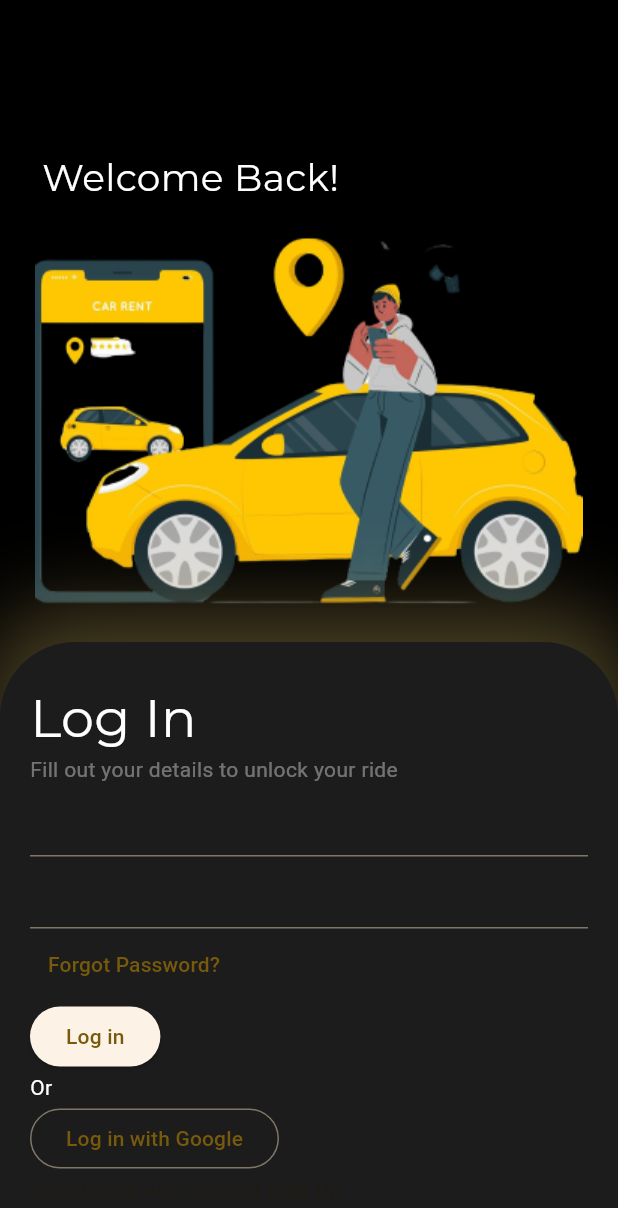
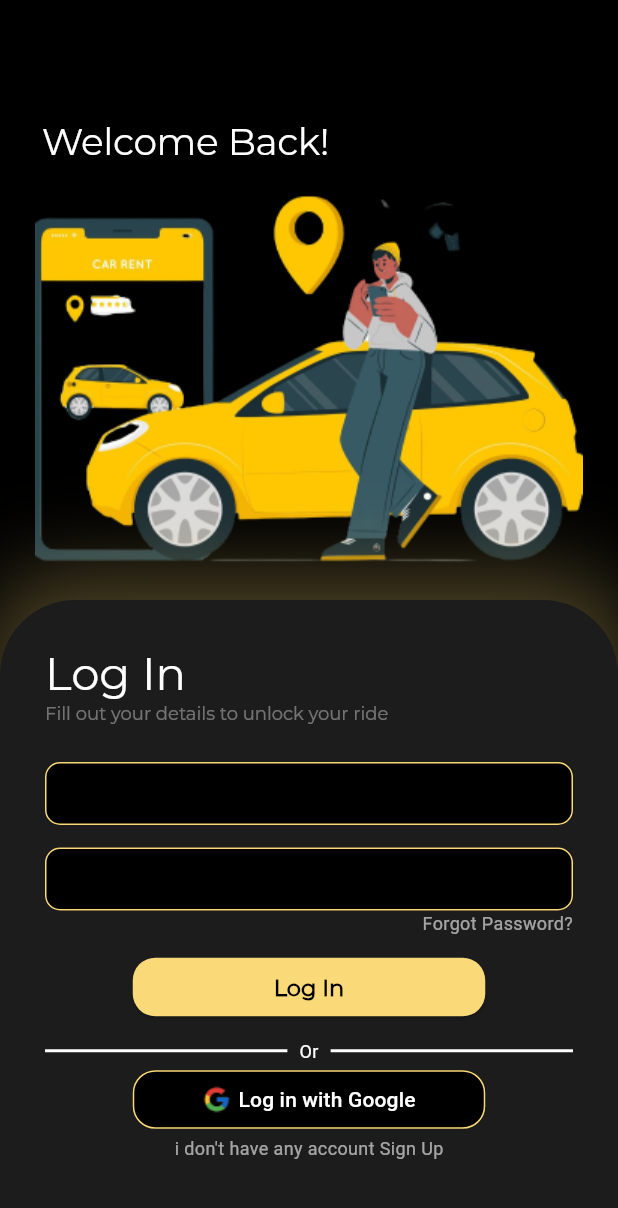
Before and after one commit to HemantSharma-1/Boom-car-flutter, a Flutter app: the screen it shows after launch, on a phone screen of 412 x 824 dp. Shown: the top 1208 px of the screen. Run offline on Flutter 3.47's test engine with Material 3 defaults, Android fonts, the light colour scheme and no system bars; our stand-ins replace flutter_secure_storage.

Commit message:
added theme and udpated to login screen

```diff
--- a/boom_car/lib/main.dart
+++ b/boom_car/lib/main.dart
@@ -1,5 +1,6 @@
 import 'package:boom_car/pages/auth_wrapper.dart';
 import 'package:flutter/material.dart';
+import 'package:boom_car/utils/colors.dart';
 
 void main() {
   runApp(const MyApp());
@@ -19,6 +20,92 @@ class MyApp extends StatelessWidget {
           seedColor: Colors.amber,
         ),
         scaffoldBackgroundColor: Colors.black,
+        outlinedButtonTheme: OutlinedButtonThemeData(
+          style: ButtonStyle(
+            backgroundColor: WidgetStatePropertyAll(
+              Colors.black,
+            ),
+            foregroundColor: WidgetStatePropertyAll(
+              Colors.white,
+            ),
+            shape: WidgetStatePropertyAll(
+              RoundedRectangleBorder(borderRadius: BorderRadius.circular(15.0)),
+            ),
+            side: WidgetStatePropertyAll(BorderSide(color: secondayColor)),
+            minimumSize: WidgetStateProperty.all(
+              Size(235, 39),
+            ),
+            maximumSize: WidgetStateProperty.all(
+              Size(235, 39),
+            ),
+          ),
+        ),
+        elevatedButtonTheme: ElevatedButtonThemeData(
+          style: ButtonStyle(
+            backgroundColor: WidgetStatePropertyAll(
+              secondayColor,
+            ),
+            foregroundColor: WidgetStatePropertyAll(
+              Colors.black,
+            ),
+            textStyle: WidgetStatePropertyAll(
+              TextStyle(
+                  fontFamily: 'Montserrat',
+                  color: Colors.black,
+                  fontWeight: FontWeight.bold,
+                  fontSize: 15),
+            ),
+            shape: WidgetStatePropertyAll(
+              RoundedRectangleBorder(
+                borderRadius: BorderRadius.circular(15.0),
+              ),
+            ),
+            minimumSize: WidgetStateProperty.all(
+              Size(235, 39),
+            ),
+          ),
+        ),
+        textTheme: TextTheme(
+          displayLarge: TextStyle(
+              fontFamily: 'Montserrat',
+              color: Colors.white,
+              fontWeight: FontWeight.w400,
+              fontSize: 25),
+          titleLarge: TextStyle(
+              fontFamily: 'Montserrat',
+              color: Colors.white,
+              fontWeight: FontWeight.w400,
+              fontSize: 30),
+          bodyMedium: TextStyle(
+            color: Colors.white60,
+            fontWeight: FontWeight.w400,
+            fontSize: 12,
+          ),
+          displaySmall: TextStyle(
+              fontFamily: 'Montserrat',
+              color: Colors.white38,
+              fontWeight: FontWeight.w400,
+              fontSize: 12),
+        ),
+        inputDecorationTheme: InputDecorationTheme(
+          constraints: BoxConstraints(
+            maxHeight: 42,
+          ),
+          border: OutlineInputBorder(
+            borderRadius: BorderRadius.circular(10),
+            borderSide: BorderSide(
+              color: secondayColor,
+            ),
+          ),
+          enabledBorder: OutlineInputBorder(
+            borderRadius: BorderRadius.circular(10),
+            borderSide: BorderSide(
+              color: secondayColor,
+            ),
+          ),
+          filled: true,
+          fillColor: Colors.black,
+        ),
         useMaterial3: true,
       ),
       home: const AuthWrapper(),
--- a/boom_car/lib/pages/auth/login.dart
+++ b/boom_car/lib/pages/auth/login.dart
@@ -1,3 +1,4 @@
+import 'package:boom_car/utils/colors.dart';
 import 'package:flutter/material.dart';
 
 class LoginPage extends StatefulWidget {
@@ -12,7 +13,7 @@ class _LoginPageState extends State<LoginPage> {
   Widget build(BuildContext context) {
     return Scaffold(
       body: Padding(
-        padding: const EdgeInsets.only(top: 100.0),
+        padding: const EdgeInsets.only(top: 80.0),
         child: Column(
           mainAxisAlignment: MainAxisAlignment.spaceBetween,
           crossAxisAlignment: CrossAxisAlignment.start,
@@ -21,83 +22,114 @@ class _LoginPageState extends State<LoginPage> {
               padding: const EdgeInsets.only(left: 28.0),
               child: Text(
                 "Welcome Back!",
-                style: TextStyle(
-                    fontFamily: 'Montserrat',
-                    color: Colors.white,
-                    fontWeight: FontWeight.w400,
-                    fontSize: 25),
+                style: Theme.of(context).textTheme.displayLarge,
               ),
             ),
             Center(
               child: Image.asset('assets/images/img_login.png'),
             ),
             Container(
-              padding: EdgeInsets.all(20),
-              constraints: const BoxConstraints(maxHeight: 400),
+              padding: EdgeInsets.symmetric(horizontal: 30, vertical: 10),
+              constraints: const BoxConstraints(maxHeight: 425),
               decoration: BoxDecoration(
-                color: const Color.fromARGB(255, 28, 28, 28),
+                color: bottomSheetColor,
                 borderRadius: const BorderRadius.vertical(
                   top: Radius.circular(50),
                 ),
                 boxShadow: [
                   BoxShadow(
-                    color:
-                        const Color.fromARGB(78, 249, 217, 120), // Shadow color
+                    color: shadowColor, // Shadow color
                     blurRadius: 50, // How soft the shadow should be
                     blurStyle: BlurStyle.normal,
                     spreadRadius: 10,
                     offset: const Offset(
-                        0, -10), // Negative offset moves shadow upwards
+                        0, -8), // Negative offset moves shadow upwards
                   ),
                 ],
               ),
               child: Center(
                 child: Column(
                   crossAxisAlignment: CrossAxisAlignment.start,
-                  mainAxisAlignment: MainAxisAlignment.center,
                   children: [
+                    SizedBox(
+                      height: 20,
+                    ),
                     Text(
                       "Log In",
-                      style: TextStyle(
-                          fontFamily: 'Montserrat',
-                          color: Colors.white,
-                          fontWeight: FontWeight.w400,
-                          fontSize: 35),
+                      style: Theme.of(context).textTheme.titleLarge,
                     ),
                     Text(
                       "Fill out your details to unlock your ride",
-                      style: TextStyle(color: Colors.white38),
+                      style: Theme.of(context).textTheme.displaySmall,
+                    ),
+                    SizedBox(
+                      height: 25,
                     ),
                     TextField(),
+                    SizedBox(
+                      height: 15,
+                    ),
                     TextField(),
-                    TextButton(
+                    Row(
+                      mainAxisAlignment: MainAxisAlignment.end,
+                      children: [
+                        Text(
+                          'Forgot Password?',
+                          style: Theme.of(context).textTheme.bodyMedium,
+                        ),
+                      ],
+                    ),
+                    SizedBox(
+                      height: 10,
+                    ),
+                    Center(
+                      child: ElevatedButton(
                         onPressed: () {},
-                      child: Text('Forgot Password?'),
+                        child: Text("Log In"),
                       ),
-                    ElevatedButton(onPressed: () {}, child: Text("Log in")),
+                    ),
+                    SizedBox(
+                      height: 10,
+                    ),
                     Row(
                       children: [
-                        Divider(
+                        Expanded(
+                          child: Divider(
                             color: Colors.white,
                             thickness: 2,
-                          height: 10,
                           ),
-                        Text(
+                        ),
+                        Padding(
+                          padding: const EdgeInsets.symmetric(horizontal: 8.0),
+                          child: Text(
                             'Or',
                             style: TextStyle(color: Colors.white),
                           ),
-                        Divider(
+                        ),
+                        Expanded(
+                          child: Divider(
                             color: Colors.white,
                             thickness: 2,
-                          height: 10,
-                        )
+                          ),
+                        ),
                       ],
                     ),
-                    OutlinedButton(
+                    Center(
+                      child: OutlinedButton(
                         onPressed: () {},
-                      child: Text("Log in with Google"),
+                        child: Row(
+                          mainAxisAlignment: MainAxisAlignment.center,
+                          children: [
+                            Image.asset('assets/icons/ic_google.png'),
+                            SizedBox(
+                              width: 5,
                             ),
-                    Text("i don't have any account Sign Up")
+                            Text("Log in with Google"),
+                          ],
+                        ),
+                      ),
+                    ),
+                    Center(child: Text("i don't have any account Sign Up"))
                   ],
                 ),
               ),
--- /dev/null
+++ b/boom_car/lib/utils/colors.dart
@@ -0,0 +1,6 @@
+import 'package:flutter/material.dart';
+
+const secondayColor = Color.fromARGB(255, 249, 217, 120);
+const shadowColor = Color.fromARGB(80, 249, 217, 120);
+const textColor = Colors.white;
+const bottomSheetColor = Color.fromARGB(255, 28, 28, 28);
--- a/boom_car/pubspec.yaml
+++ b/boom_car/pubspec.yaml
@@ -63,6 +63,7 @@ flutter:
   # To add assets to your application, add an assets section, like this:
   assets:
     - assets/images/
+    - assets/icons/
   #   - images/a_dot_ham.jpeg
 
   # An image asset can refer to one or more resolution-specific "variants", see
```
Also changed, not shown: boom_car/assets/icons/ic_google.png (added), boom_car/assets/icons/ic_google.svg (added), 1 other file. Lines whose indentation alone changed are shown as unchanged.
